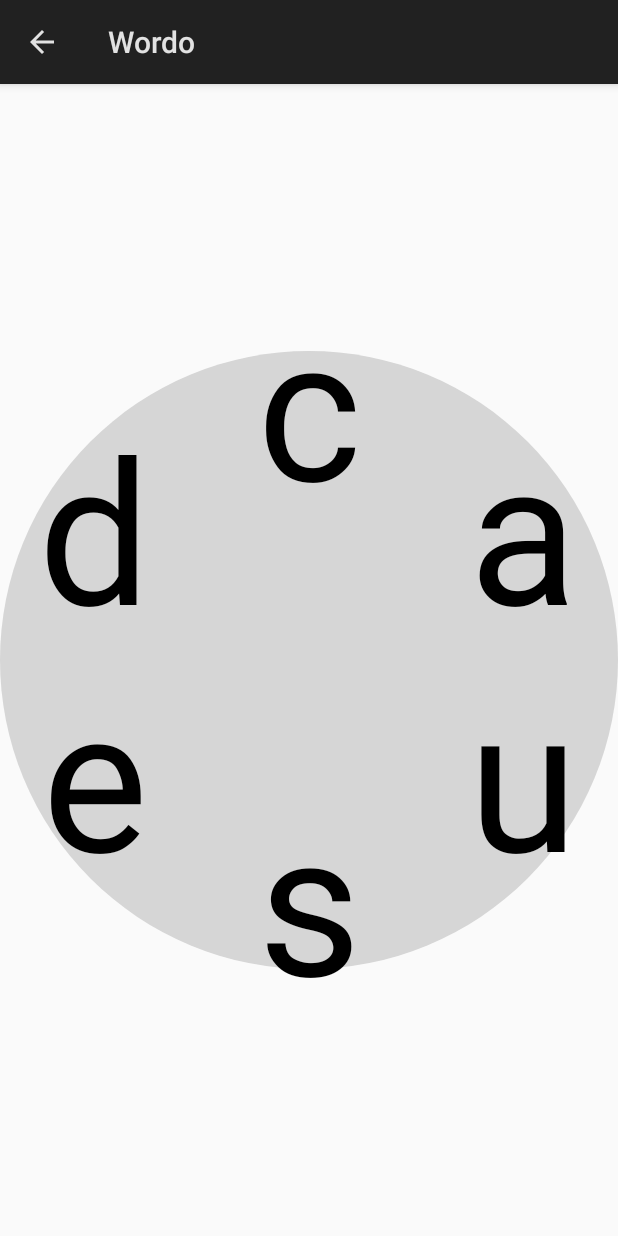
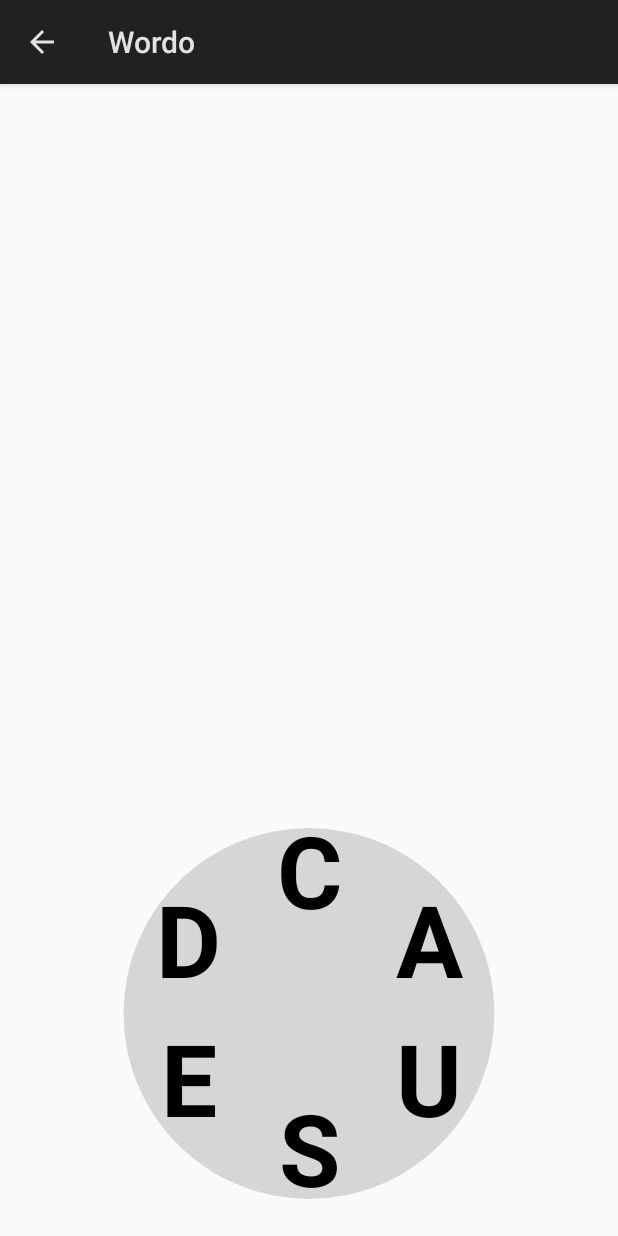
Before and after one commit to animatinator/Wordo, an Android app: the screen it shows after launch (GameActivity), after a tap on "PLAY", on a phone screen of 412 x 824 dp. Run offline under Robolectric (Android 15) with nearby library versions, the phone set to English and light mode, and no system bars.

Commit message:
Reposition the rotary keyboard
Control its position within the view by centre and radius rather than
having it rely on being its own rectangular View, and adjust its
position to be more sensible.

```diff
--- a/app/src/main/java/com/animatinator/wordo/game/GameActivity.java
+++ b/app/src/main/java/com/animatinator/wordo/game/GameActivity.java
@@ -14,7 +14,7 @@ public class GameActivity extends Activity {
         super.onCreate(savedInstanceState);
         setContentView(R.layout.activity_game);
         GameView gameView = findViewById(R.id.game_view);
-        gameView.setLetters(new String[] {"c", "a", "u", "s", "e", "d"});
+        gameView.setLetters(new String[] {"C", "A", "U", "S", "E", "D"});
         gameView.setWordEntryCallback(new RotaryKeyboard.WordEntryCallback() {
             @Override
             public void onWordEntered(String word) {
--- a/app/src/main/java/com/animatinator/wordo/game/GameView.java
+++ b/app/src/main/java/com/animatinator/wordo/game/GameView.java
@@ -37,14 +37,20 @@ public class GameView extends View implements View.OnTouchListener {
         super.onLayout(changed, left, top, right, bottom);
 
         if (changed) {
-            keyboard.updateSize(new Coordinates(right - left, bottom - top));
+            updateKeyboardLayout(right - left, bottom - top);
         }
     }
 
     @Override
     public void onSizeChanged(int width, int height, int oldWidth, int oldHeight) {
         super.onSizeChanged(width, height, oldWidth, oldHeight);
-        keyboard.updateSize(new Coordinates(width, height));
+        updateKeyboardLayout(width, height);
+    }
+
+    private void updateKeyboardLayout(int width, int height) {
+        float radius = ((float)width) * 0.3f;
+        Coordinates centrePosition = new Coordinates(width / 2, (float) (height - (radius * 1.2)));
+        keyboard.updateLayout(centrePosition, radius);
     }
 
     @SuppressLint("NewApi")
--- a/app/src/main/java/com/animatinator/wordo/game/keyboard/RotaryKeyboard.java
+++ b/app/src/main/java/com/animatinator/wordo/game/keyboard/RotaryKeyboard.java
@@ -3,6 +3,7 @@ import android.annotation.SuppressLint;
 import android.graphics.Canvas;
 import android.graphics.Color;
 import android.graphics.Paint;
+import android.graphics.Typeface;
 
 import com.animatinator.wordo.util.CoordinateUtils;
 import com.animatinator.wordo.util.Coordinates;
@@ -14,11 +15,15 @@ import java.util.Optional;
 public class RotaryKeyboard {
     // The position along the circle's radius of the letters.
     // 0.0 = in the centre, 1.0 = on the edge.
-    private static final float LETTER_RADIUS_RATIO = 0.8f;
+    private static final float LETTER_RADIUS_RATIO = 0.75f;
     // Radius within which a motion event will count as hitting a letter.
     private static final float LETTER_HIT_RADIUS = 150f;
-    // Radius of the circle drawn around a letter when it is selected.
-    private static final float LETTER_HIGHLIGHT_RADIUS = 100.0f;
+    // Radius of the circle drawn around a letter when it is selected, relative to the radius of the
+    // circle.
+    private static final float LETTER_HIGHLIGHT_RADIUS_RADIO = 0.2f;
+    // Size of the letters
+    private static final float TEXT_SIZE = 100.0f;
+    private static final Typeface TEXT_TYPEFACE = Typeface.create(Typeface.DEFAULT, Typeface.BOLD);
 
     private WordEntryCallback wordEntryCallback = null;
     private Paint backgroundPaint;
@@ -28,7 +33,8 @@ public class RotaryKeyboard {
     private Paint textPaint;
     private Paint highlightedTextPaint;
 
-    private Coordinates bottomRight = null;
+    private Coordinates centre = null;
+    private float radius = 10.0f;
 
     private String[] letters = null;
     private Coordinates[] letterPositions = null;
@@ -64,16 +70,19 @@ public class RotaryKeyboard {
         textPaint = new Paint();
         textPaint.setColor(Color.BLACK);
         textPaint.setTextAlign(Paint.Align.CENTER);
-        textPaint.setTextSize(200.0f);
+        textPaint.setTextSize(TEXT_SIZE);
+        textPaint.setTypeface(TEXT_TYPEFACE);
 
         highlightedTextPaint = new Paint();
         highlightedTextPaint.setColor(Color.WHITE);
         highlightedTextPaint.setTextAlign(Paint.Align.CENTER);
-        highlightedTextPaint.setTextSize(200.0f);
+        highlightedTextPaint.setTextSize(TEXT_SIZE);
+        highlightedTextPaint.setTypeface(TEXT_TYPEFACE);
     }
 
-    public void updateSize(Coordinates bottomRight) {
-        this.bottomRight = bottomRight;
+    public void updateLayout(Coordinates centre, float radius) {
+        this.centre = centre;
+        this.radius = radius;
         recomputeLetterPositions();
     }
 
@@ -132,9 +141,9 @@ public class RotaryKeyboard {
     }
 
     public void onDraw(Canvas canvas) {
-        Coordinates circleCentre = getCircleCentre();
+        Coordinates circleCentre = centre;
         canvas.drawPaint(backgroundPaint);
-        canvas.drawCircle(circleCentre.x(), circleCentre.y(), getCircleRadius(), circlePaint);
+        canvas.drawCircle(circleCentre.x(), circleCentre.y(), radius, circlePaint);
 
         if (isDragging) {
             drawSelectedLetterTrail(canvas);
@@ -165,7 +174,7 @@ public class RotaryKeyboard {
             }
 
             canvas.drawCircle(
-                    letterPosition.x(), letterPosition.y(), LETTER_HIGHLIGHT_RADIUS, letterHighlightPaint);
+                    letterPosition.x(), letterPosition.y(), LETTER_HIGHLIGHT_RADIUS_RADIO * radius, letterHighlightPaint);
             lastLetterPosition = letterPosition;
         }
 
@@ -199,31 +208,21 @@ public class RotaryKeyboard {
         }
     }
 
-    private Coordinates getCircleCentre() {
-        return new Coordinates(bottomRight.x() / 2, bottomRight.y() / 2);
-    }
-
-    private float getCircleRadius() {
-        return Math.min(bottomRight.x(), bottomRight.y()) / 2;
-    }
-
     private void recomputeLetterPositions() {
-        if (letters != null && bottomRight != null) {
-            Coordinates circleCentre = getCircleCentre();
-            float circleRadius = getCircleRadius();
+        if (letters != null && centre != null) {
             int numLetters = letters.length;
 
             letterPositions = new Coordinates[numLetters];
 
-            float letterDistanceFromCentre = circleRadius * LETTER_RADIUS_RATIO;
+            float letterDistanceFromCentre = radius * LETTER_RADIUS_RATIO;
 
             for (int i = 0; i < numLetters; i++) {
                 double angle = (Math.PI * 2 * i) / numLetters;
 
                 float xFact = (float) Math.sin(angle);
                 float yFact = (float) Math.cos(angle);
-                float xPos = circleCentre.x() + (letterDistanceFromCentre * xFact);
-                float yPos = circleCentre.y() - (letterDistanceFromCentre * yFact);
+                float xPos = centre.x() + (letterDistanceFromCentre * xFact);
+                float yPos = centre.y() - (letterDistanceFromCentre * yFact);
 
                 letterPositions[i] = new Coordinates(xPos, yPos);
             }
```
